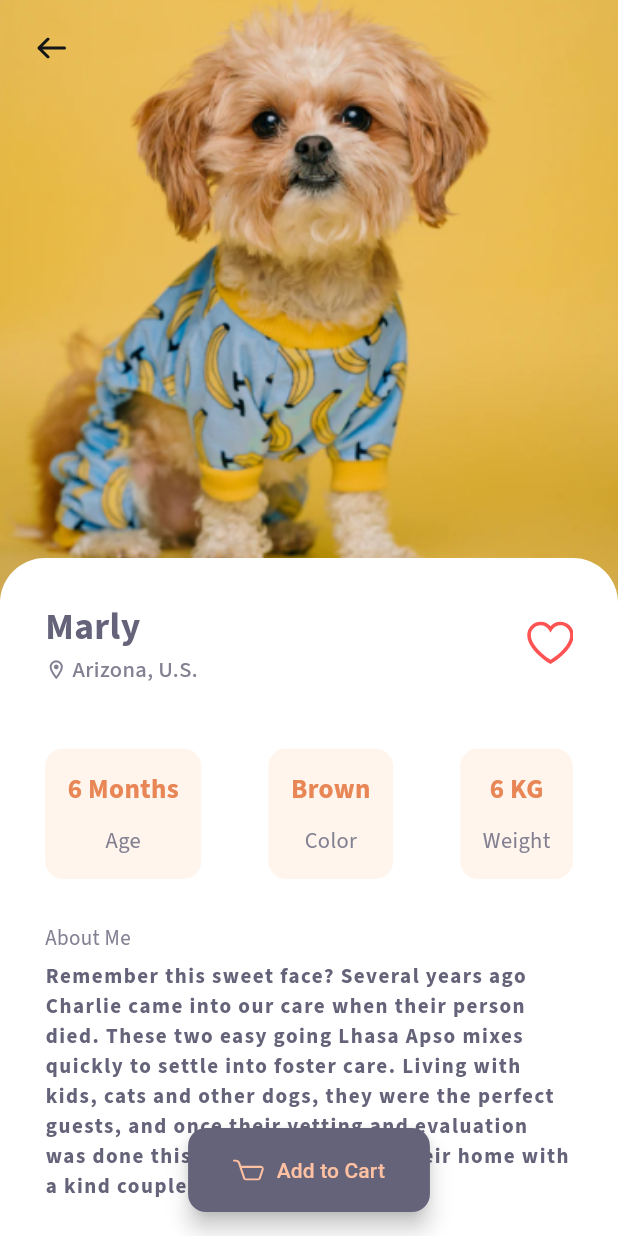
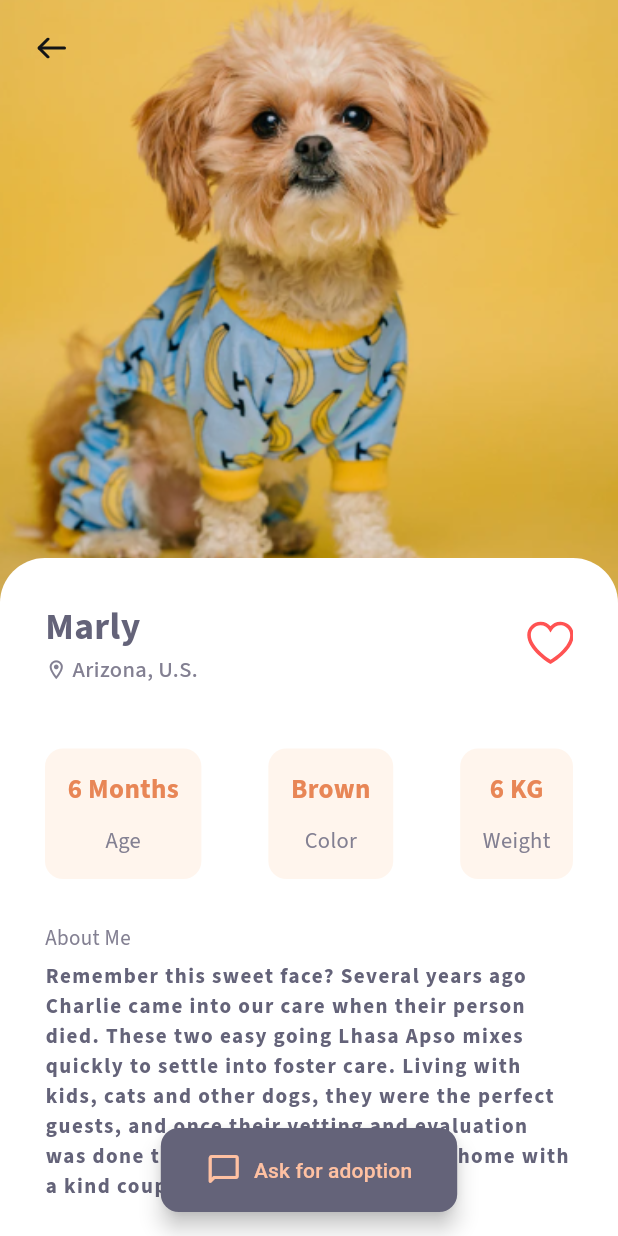
Before and after one commit to miku272/pet-shop, a Flutter app: the PetDetailScreen screen opened by its route, on a phone screen of 412 x 824 dp. Run offline on Flutter 3.47's test engine with Material 2 defaults, Android fonts, the phone set to English and light mode, and no system bars; our stand-ins replace cloud_firestore, firebase_auth, firebase_core, flutter_svg, google_fonts, google_sign_in and 3 more; missing offline and left inert: flutter_animated_dialog; accounts and stored records are empty; generated files the repository leaves out were written again; network calls fail; project files that could hold a hidden picture were left out.

Commit message:
Started working on pet module

```diff
--- a/lib/screens/pet_detail_screen.dart
+++ b/lib/screens/pet_detail_screen.dart
@@ -23,12 +23,16 @@ class PetDetailScreen extends StatelessWidget {
         ),
         backgroundColor: grey,
         label: const Text(
-          'Add to Cart',
+          'Ask for adoption',
           style: TextStyle(
             color: boxShadowColor,
           ),
         ),
-        icon: SvgPicture.asset('assets/add_to_cart_icon.svg'),
+        // icon: SvgPicture.asset('assets/add_to_cart_icon.svg'),
+        icon: const Icon(
+          Icons.chat_bubble_outline_rounded,
+          color: boxShadowColor,
+        ),
       ),
       floatingActionButtonLocation: FloatingActionButtonLocation.centerFloat,
       body: SafeArea(
```
